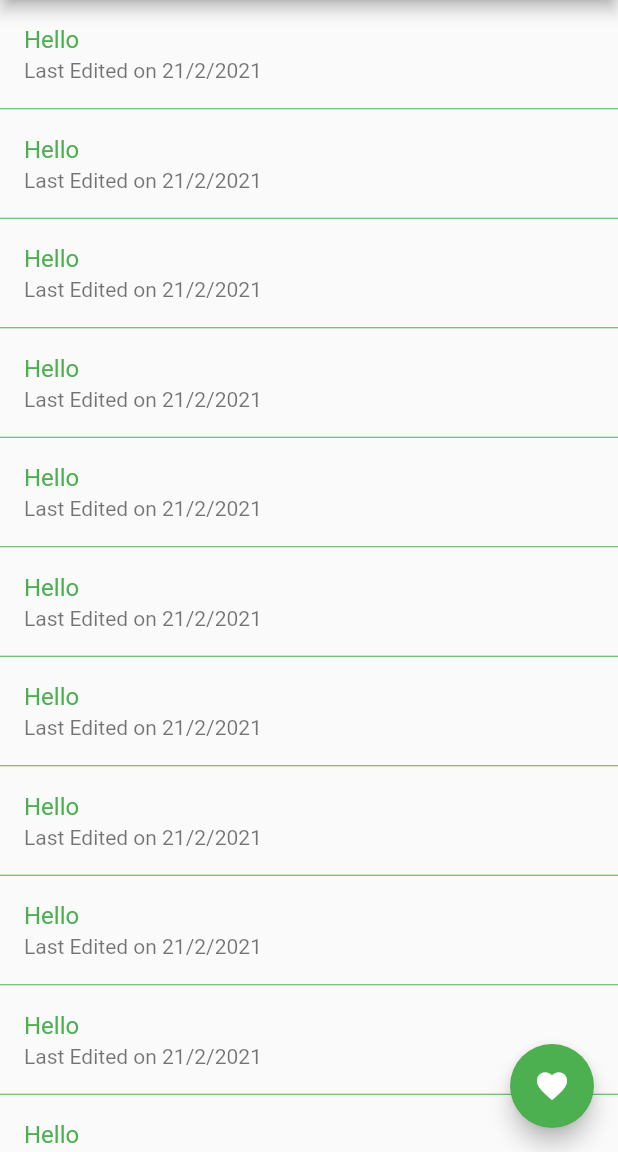
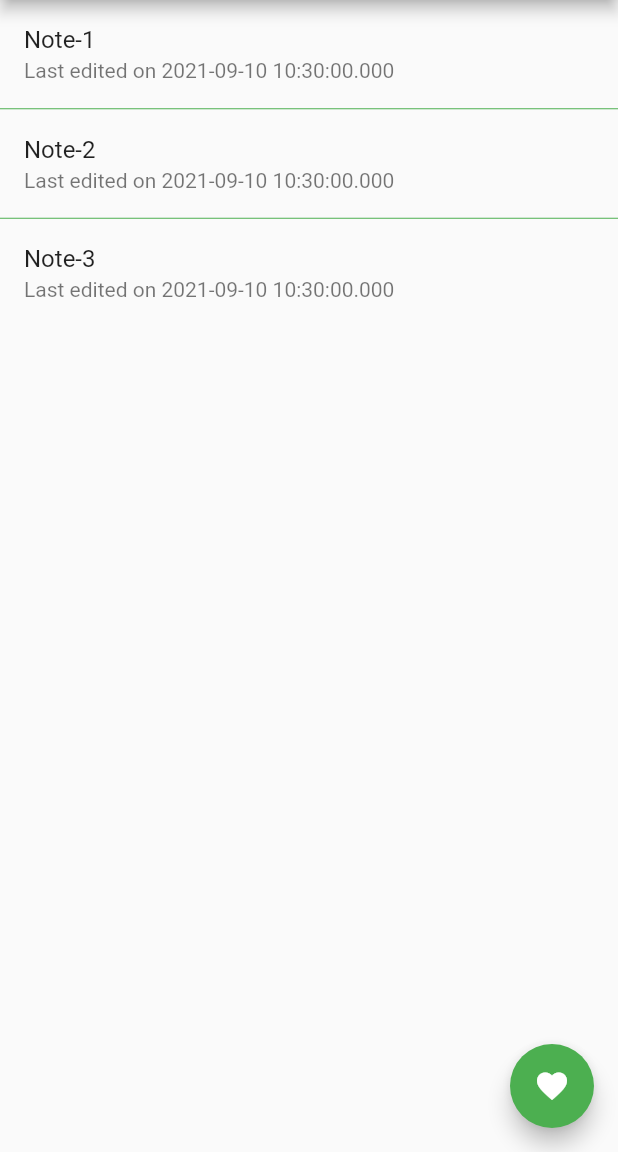
Before and after one commit to ramimhossain12/Flutter-Rest-Api, a Flutter app: the screen it shows after launch, on a phone screen of 412 x 824 dp, the part 84-1236 px from its top. Run offline on Flutter 3.47's test engine with Material 2 defaults, Android fonts, the light colour scheme and no system bars.

Commit message:
dynamic data

```diff
--- a/lib/views/note_list.dart
+++ b/lib/views/note_list.dart
@@ -1,8 +1,12 @@
 import 'package:flutter/material.dart';
+import 'package:rest_api/models/note_for_listing.dart';
 
+final notes = [
+      new NoteForListing("1", "Note-1", DateTime.now(), DateTime.now()),
+      new NoteForListing("2", "Note-2", DateTime.now(), DateTime.now()),
+      new NoteForListing("3", "Note-3", DateTime.now(), DateTime.now()),
+];
 class NoteList extends StatelessWidget {
-  const NoteList({Key? key}) : super(key: key);
-
   @override
   Widget build(BuildContext context) {
     return Scaffold(
@@ -10,7 +14,9 @@ class NoteList extends StatelessWidget {
           title: Text('Rest Api'),
         ),
         floatingActionButton: FloatingActionButton(
-          onPressed: () {},
+          onPressed: () {
+
+          },
           child: Icon(Icons.favorite),
         ),
         body: ListView.separated(
@@ -20,12 +26,14 @@ class NoteList extends StatelessWidget {
           ),
           itemBuilder: (_, index) {
             return ListTile(
-              title: Text('Hello',style: TextStyle(color: Theme.of(context).primaryColor),),
-              subtitle: Text("Last Edited on 21/2/2021") ,
+
+              title: Text(
+                notes[index].noteTitle,
+              ),
+              subtitle: Text('Last edited on ${notes[index].latestEditDateTime}') ,
             );
-
           },
-          itemCount: 30,
+          itemCount: notes.length,
         ));
   }
 }
```
Also changed, not shown: lib/models/note_for_listing.dart (added, +9 -0 lines), lib/main.dart (line endings or trailing spaces).
